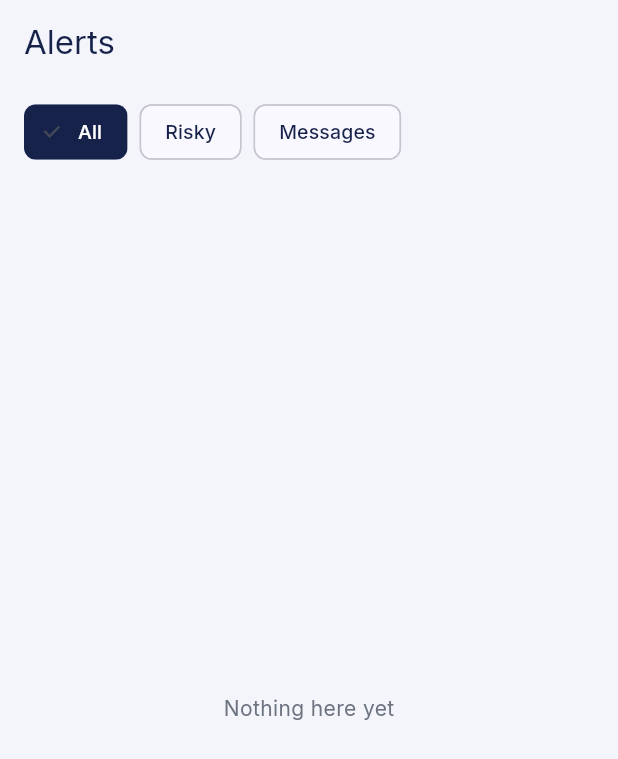
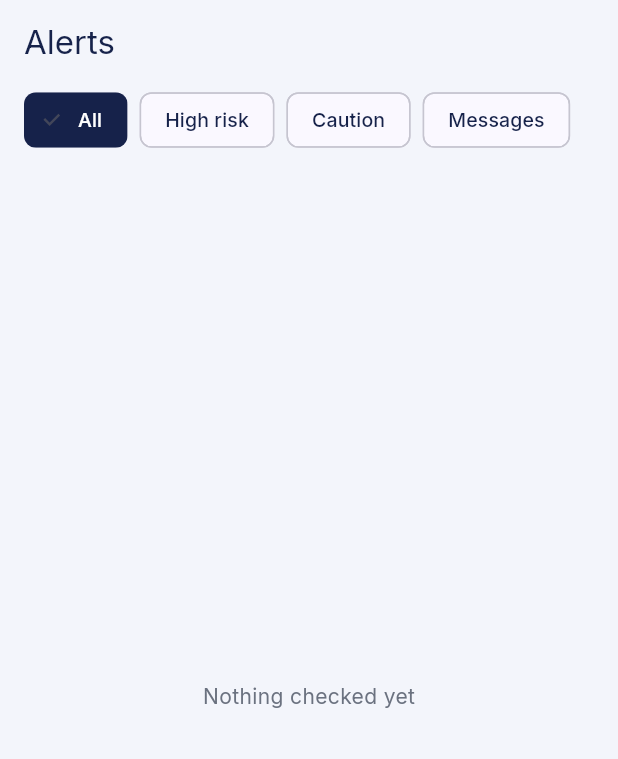
Before and after one commit to prithvi2645/RakshaPay2.0, a Flutter app: the AlertsScreen screen opened directly with empty values, on a phone screen of 412 x 824 dp. Shown: the top 759 px of the screen. Run offline on Flutter 3.47's test engine with Material 3 defaults, Android fonts, the phone set to English and light mode, and no system bars; our stand-ins replace flutter_tts, google_fonts, image_picker, shared_preferences, supabase_flutter; missing offline and left inert: another_telephony, mobile_scanner, onnxruntime; accounts and stored records are empty; statements that could not run were skipped.

Commit message:
App: split alerts into high risk, caution and a real message list
High risk and caution were one 'Risky' bucket. They call for different actions -
one means stop, the other means look closer - and merging them hides that
exactly where it matters. They are now separate tabs, each chip carrying its own
count so an empty category answers itself instead of needing a tap.

The Messages tab now shows every SMS that has been checked, safe ones included.
It is meant to read like an inbox - here are your messages, here is what we made
of each - and a list that silently dropped everything harmless would be a
filtered alert list wearing an inbox's name. The inbox scan therefore records
safe results too, and the history cap goes from 100 to 250 so a single 60-message
scan cannot evict the QR and manual checks the home screen's stats are built
from.

Empty states now say something useful per filter rather than 'Nothing here yet'.

```diff
--- a/app/lib/screens/alerts_screen.dart
+++ b/app/lib/screens/alerts_screen.dart
@@ -5,7 +5,12 @@ import '../models/scan_record.dart';
 import '../services/scan_history_service.dart';
 import '../theme/app_theme.dart';
 
-enum _Filter { all, risky, messages }
+/// High risk and caution are separate tabs rather than one "risky" bucket.
+/// They call for different actions — one means stop, the other means look
+/// closer — and collapsing them hides that distinction exactly where it
+/// matters. `messages` is every SMS that has been checked, safe ones included,
+/// so it reads as an inbox rather than as a filtered alert list.
+enum _Filter { all, highRisk, caution, messages }
 
 class AlertsScreen extends StatefulWidget {
   final ScanHistoryService history;
@@ -20,11 +25,12 @@ class _AlertsScreenState extends State<AlertsScreen> {
 
   @override
   Widget build(BuildContext context) {
-    final risky = widget.history.records.where((r) => r.level != RiskLevel.safe).toList();
+    final records = widget.history.records;
     final list = switch (_filter) {
-      _Filter.all => widget.history.records,
-      _Filter.risky => risky,
-      _Filter.messages => risky.where((r) => r.source == 'sms').toList(),
+      _Filter.all => records,
+      _Filter.highRisk => records.where((r) => r.level == RiskLevel.highRisk).toList(),
+      _Filter.caution => records.where((r) => r.level == RiskLevel.caution).toList(),
+      _Filter.messages => records.where((r) => r.source == 'sms').toList(),
     };
 
     return Scaffold(
@@ -32,21 +38,28 @@ class _AlertsScreenState extends State<AlertsScreen> {
       appBar: AppBar(title: const Text('Alerts'), backgroundColor: AppColors.background, elevation: 0, foregroundColor: AppColors.navy),
       body: Column(
         children: [
-          Padding(
-            padding: const EdgeInsets.symmetric(horizontal: 16, vertical: 8),
-            child: Row(
+          SizedBox(
+            height: 48,
+            // Scrollable: four chips do not fit across a narrow phone, and a
+            // wrapped row would push the list down.
+            child: ListView(
+              scrollDirection: Axis.horizontal,
+              padding: const EdgeInsets.symmetric(horizontal: 16, vertical: 4),
               children: [
-                _chip('All', _Filter.all),
+                _chip('All', _Filter.all, widget.history.records.length),
                 const SizedBox(width: 8),
-                _chip('Risky', _Filter.risky),
+                _chip('High risk', _Filter.highRisk, widget.history.countByLevel(RiskLevel.highRisk)),
                 const SizedBox(width: 8),
-                _chip('Messages', _Filter.messages),
+                _chip('Caution', _Filter.caution, widget.history.countByLevel(RiskLevel.caution)),
+                const SizedBox(width: 8),
+                _chip('Messages', _Filter.messages,
+                    widget.history.records.where((r) => r.source == 'sms').length),
               ],
             ),
           ),
           Expanded(
             child: list.isEmpty
-                ? Center(child: Text('Nothing here yet', style: AppTheme.body(14, color: AppColors.muted)))
+                ? Center(child: Text(_emptyLabel, style: AppTheme.body(14, color: AppColors.muted)))
                 : ListView.builder(
                     padding: const EdgeInsets.fromLTRB(16, 4, 16, 20),
                     itemCount: list.length,
@@ -58,10 +71,21 @@ class _AlertsScreenState extends State<AlertsScreen> {
     );
   }
 
-  Widget _chip(String label, _Filter value) {
+  String get _emptyLabel => switch (_filter) {
+        _Filter.all => 'Nothing checked yet',
+        _Filter.highRisk => 'No high-risk items. That is the good outcome.',
+        _Filter.caution => 'Nothing needs a second look right now',
+        _Filter.messages =>
+          'No messages checked yet. Settings → Check recent messages will read the ones already on your phone.',
+      };
+
+  Widget _chip(String label, _Filter value, int count) {
     final selected = _filter == value;
     return ChoiceChip(
-      label: Text(label),
+      // The count is on the chip because "Caution (0)" answers the question
+      // before it is asked, instead of making the user tap to find an empty
+      // list.
+      label: Text(count > 0 ? '$label  $count' : label),
       selected: selected,
       onSelected: (_) => setState(() => _filter = value),
       selectedColor: AppColors.navy,
--- a/app/lib/services/scan_history_service.dart
+++ b/app/lib/services/scan_history_service.dart
@@ -9,7 +9,10 @@ import '../models/scan_record.dart';
 /// pays, which never leaves the phone.
 class ScanHistoryService {
   static const _key = 'scan_history';
-  static const _maxRecords = 100;
+  // Raised from 100 once the inbox check began recording safe messages too: a
+  // single scan can add 60 records, which would otherwise evict the QR and
+  // manual checks the home screen's stats are built from.
+  static const _maxRecords = 250;
 
   List<ScanRecord> _records = [];
 
```
Also changed, not shown: app/lib/screens/settings_screen.dart (+6 -4 lines), app/lib/services/sms_monitor_service.dart (+11 -10 lines), 1 other file.
